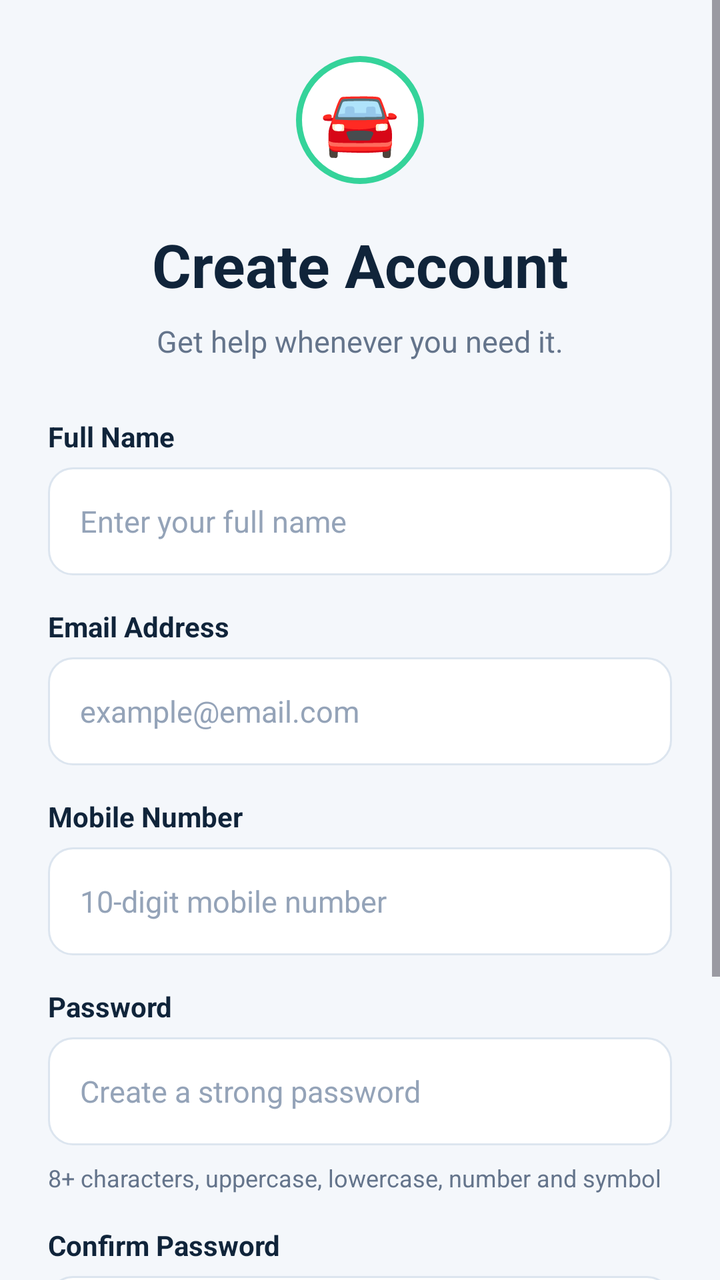
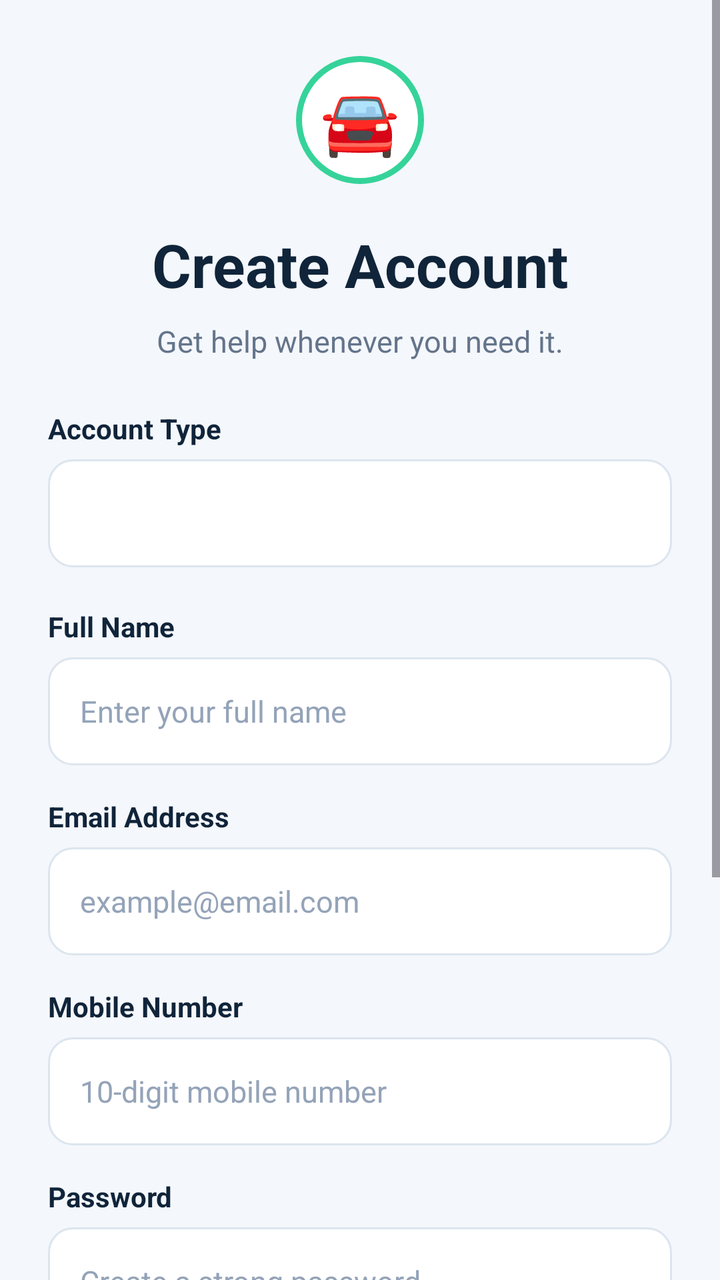

Compare the two renders of this Android layout. The source of the first and the diff that turns it into the second are given below.
<!-- AndroidManifest.xml: application theme Theme.RoadsideAssistance -->
<!-- res/layout/activity_signup.xml -->
<?xml version="1.0" encoding="utf-8"?>
<ScrollView xmlns:android="http://schemas.android.com/apk/res/android"
    android:layout_width="match_parent"
    android:layout_height="match_parent"
    android:background="#F4F7FB"
    android:fillViewport="true"
    android:clipToPadding="false">

    <LinearLayout
        android:layout_width="match_parent"
        android:layout_height="wrap_content"
        android:orientation="vertical"
        android:paddingStart="24dp"
        android:paddingEnd="24dp"
        android:paddingTop="28dp"
        android:paddingBottom="32dp">

        
        <TextView
            android:layout_width="64dp"
            android:layout_height="64dp"
            android:layout_gravity="center_horizontal"
            android:background="@drawable/splash_logo_bg"
            android:gravity="center"
            android:text="🚘"
            android:textSize="32sp"
            android:contentDescription="Roadside assistance logo" />

        <TextView
            android:layout_width="match_parent"
            android:layout_height="wrap_content"
            android:layout_marginTop="20dp"
            android:gravity="center"
            android:text="Create Account"
            android:textColor="#10243A"
            android:textSize="30sp"
            android:textStyle="bold" />

        <TextView
            android:layout_width="match_parent"
            android:layout_height="wrap_content"
            android:layout_marginTop="8dp"
            android:layout_marginBottom="28dp"
            android:gravity="center"
            android:text="Get help whenever you need it."
            android:textColor="#64748B"
            android:textSize="15sp" />

        
        <TextView
            android:layout_width="match_parent"
            android:layout_height="wrap_content"
            android:layout_marginBottom="6dp"
            android:text="Full Name"
            android:textColor="#10243A"
            android:textStyle="bold"
            android:textSize="14sp" />

        <EditText
            android:id="@+id/etName"
            android:layout_width="match_parent"
            android:layout_height="54dp"
            android:layout_marginBottom="16dp"
            android:background="@drawable/signup_input_bg"
            android:hint="Enter your full name"
            android:inputType="textPersonName|textCapWords"
            android:paddingStart="16dp"
            android:paddingEnd="16dp"
            android:singleLine="true"
            android:textColor="#10243A"
            android:textColorHint="#94A3B8"
            android:textSize="15sp" />

        
        <TextView
            android:layout_width="match_parent"
            android:layout_height="wrap_content"
            android:layout_marginBottom="6dp"
            android:text="Email Address"
            android:textColor="#10243A"
            android:textStyle="bold"
            android:textSize="14sp" />

        <EditText
            android:id="@+id/etEmail"
            android:layout_width="match_parent"
            android:layout_height="54dp"
            android:layout_marginBottom="16dp"
            android:background="@drawable/signup_input_bg"
            android:hint="example@email.com"
            android:inputType="textEmailAddress"
            android:paddingStart="16dp"
            android:paddingEnd="16dp"
            android:singleLine="true"
            android:textColor="#10243A"
            android:textColorHint="#94A3B8"
            android:textSize="15sp" />

        
        <TextView
            android:layout_width="match_parent"
            android:layout_height="wrap_content"
            android:layout_marginBottom="6dp"
            android:text="Mobile Number"
            android:textColor="#10243A"
            android:textStyle="bold"
            android:textSize="14sp" />

        <EditText
            android:id="@+id/etPhone"
            android:layout_width="match_parent"
            android:layout_height="54dp"
            android:layout_marginBottom="16dp"
            android:background="@drawable/signup_input_bg"
            android:hint="10-digit mobile number"
            android:inputType="phone"
            android:maxLength="10"
            android:paddingStart="16dp"
            android:paddingEnd="16dp"
            android:singleLine="true"
            android:textColor="#10243A"
            android:textColorHint="#94A3B8"
            android:textSize="15sp" />

        
        <TextView
            android:layout_width="match_parent"
            android:layout_height="wrap_content"
            android:layout_marginBottom="6dp"
            android:text="Password"
            android:textColor="#10243A"
            android:textStyle="bold"
            android:textSize="14sp" />

        <EditText
            android:id="@+id/etPassword"
            android:layout_width="match_parent"
            android:layout_height="54dp"
            android:layout_marginBottom="8dp"
            android:background="@drawable/signup_input_bg"
            android:hint="Create a strong password"
            android:inputType="textPassword"
            android:paddingStart="16dp"
            android:paddingEnd="16dp"
            android:singleLine="true"
            android:textColor="#10243A"
            android:textColorHint="#94A3B8"
            android:textSize="15sp" />

        <TextView
            android:layout_width="match_parent"
            android:layout_height="wrap_content"
            android:layout_marginBottom="16dp"
            android:text="8+ characters, uppercase, lowercase, number and symbol"
            android:textColor="#64748B"
            android:textSize="12sp" />

        
        <TextView
            android:layout_width="match_parent"
            android:layout_height="wrap_content"
            android:layout_marginBottom="6dp"
            android:text="Confirm Password"
            android:textColor="#10243A"
            android:textStyle="bold"
            android:textSize="14sp" />

        <EditText
            android:id="@+id/etConfirmPassword"
            android:layout_width="match_parent"
            android:layout_height="54dp"
            android:layout_marginBottom="24dp"
            android:background="@drawable/signup_input_bg"
            android:hint="Re-enter your password"
            android:inputType="textPassword"
            android:paddingStart="16dp"
            android:paddingEnd="16dp"
            android:singleLine="true"
            android:textColor="#10243A"
            android:textColorHint="#94A3B8"
            android:textSize="15sp" />

        
        <Button
            android:id="@+id/btnSignup"
            android:layout_width="match_parent"
            android:layout_height="56dp"
            android:backgroundTint="#10243A"
            android:text="CREATE ACCOUNT"
            android:textAllCaps="false"
            android:textColor="#FFFFFF"
            android:textSize="16sp"
            android:textStyle="bold" />

        
        <TextView
            android:id="@+id/tvSignupMessage"
            android:layout_width="match_parent"
            android:layout_height="wrap_content"
            android:layout_marginTop="16dp"
            android:gravity="center"
            android:textColor="#C62828"
            android:textSize="14sp" />

    </LinearLayout>

</ScrollView>
<!-- resources referenced by this layout -->
<resources>
  <!-- drawable signup_input_bg (drawable) -->
  <?xml version="1.0" encoding="utf-8"?>
  <shape xmlns:android="http://schemas.android.com/apk/res/android"
      android:shape="rectangle">
  
      <solid android:color="#FFFFFF" />
  
      <corners android:radius="12dp" />
  
      <stroke
          android:width="1dp"
          android:color="#DCE5EF" />
  
  </shape>
  <!-- drawable splash_logo_bg (drawable) -->
  <?xml version="1.0" encoding="utf-8"?>
  <shape xmlns:android="http://schemas.android.com/apk/res/android"
      android:shape="oval">
      <solid android:color="#FFFFFF"/>
      <stroke
          android:width="3dp"
          android:color="#35D39A"/>
  </shape>
  <style name="Theme.RoadsideAssistance" parent="Base.Theme.RoadsideAssistance" />
  <style name="Base.Theme.RoadsideAssistance" parent="Theme.Material3.DayNight.NoActionBar">
          
          
      </style>
</resources>

<!-- the commit's change to res/layout/activity_signup.xml (unified diff, before → after) -->
@@ -26,6 +26,7 @@
             android:textSize="32sp"
             android:contentDescription="Roadside assistance logo" />
 
+        
         <TextView
             android:layout_width="match_parent"
             android:layout_height="wrap_content"
@@ -40,7 +41,7 @@
             android:layout_width="match_parent"
             android:layout_height="wrap_content"
             android:layout_marginTop="8dp"
-            android:layout_marginBottom="28dp"
+            android:layout_marginBottom="24dp"
             android:gravity="center"
             android:text="Get help whenever you need it."
             android:textColor="#64748B"
@@ -51,134 +52,176 @@
             android:layout_width="match_parent"
             android:layout_height="wrap_content"
             android:layout_marginBottom="6dp"
-            android:text="Full Name"
+            android:text="Account Type"
             android:textColor="#10243A"
             android:textStyle="bold"
             android:textSize="14sp" />
 
-        <EditText
-            android:id="@+id/etName"
+        
+        <Spinner
+            android:id="@+id/spinnerAccountType"
             android:layout_width="match_parent"
             android:layout_height="54dp"
+            android:layout_marginBottom="20dp"
+            android:background="@drawable/signup_input_bg"
+            android:paddingStart="12dp"
+            android:paddingEnd="12dp"
+            android:spinnerMode="dropdown" />
+
+        
+        <TextView
+            android:id="@+id/tvAccountTypeMessage"
+            android:layout_width="match_parent"
+            android:layout_height="wrap_content"
             android:layout_marginBottom="16dp"
-            android:background="@drawable/signup_input_bg"
-            android:hint="Enter your full name"
-            android:inputType="textPersonName|textCapWords"
-            android:paddingStart="16dp"
-            android:paddingEnd="16dp"
-            android:singleLine="true"
-            android:textColor="#10243A"
-            android:textColorHint="#94A3B8"
-            android:textSize="15sp" />
-
-        
-        <TextView
-            android:layout_width="match_parent"
-            android:layout_height="wrap_content"
-            android:layout_marginBottom="6dp"
-            android:text="Email Address"
-            android:textColor="#10243A"
-            android:textStyle="bold"
-            android:textSize="14sp" />
-
-        <EditText
-            android:id="@+id/etEmail"
-            android:layout_width="match_parent"
-            android:layout_height="54dp"
-            android:layout_marginBottom="16dp"
-            android:background="@drawable/signup_input_bg"
-            android:hint="example@email.com"
-            android:inputType="textEmailAddress"
-            android:paddingStart="16dp"
-            android:paddingEnd="16dp"
-            android:singleLine="true"
-            android:textColor="#10243A"
-            android:textColorHint="#94A3B8"
-            android:textSize="15sp" />
-
-        
-        <TextView
-            android:layout_width="match_parent"
-            android:layout_height="wrap_content"
-            android:layout_marginBottom="6dp"
-            android:text="Mobile Number"
-            android:textColor="#10243A"
-            android:textStyle="bold"
-            android:textSize="14sp" />
-
-        <EditText
-            android:id="@+id/etPhone"
-            android:layout_width="match_parent"
-            android:layout_height="54dp"
-            android:layout_marginBottom="16dp"
-            android:background="@drawable/signup_input_bg"
-            android:hint="10-digit mobile number"
-            android:inputType="phone"
-            android:maxLength="10"
-            android:paddingStart="16dp"
-            android:paddingEnd="16dp"
-            android:singleLine="true"
-            android:textColor="#10243A"
-            android:textColorHint="#94A3B8"
-            android:textSize="15sp" />
-
-        
-        <TextView
-            android:layout_width="match_parent"
-            android:layout_height="wrap_content"
-            android:layout_marginBottom="6dp"
-            android:text="Password"
-            android:textColor="#10243A"
-            android:textStyle="bold"
-            android:textSize="14sp" />
-
-        <EditText
-            android:id="@+id/etPassword"
-            android:layout_width="match_parent"
-            android:layout_height="54dp"
-            android:layout_marginBottom="8dp"
-            android:background="@drawable/signup_input_bg"
-            android:hint="Create a strong password"
-            android:inputType="textPassword"
-            android:paddingStart="16dp"
-            android:paddingEnd="16dp"
-            android:singleLine="true"
-            android:textColor="#10243A"
-            android:textColorHint="#94A3B8"
-            android:textSize="15sp" />
-
-        <TextView
-            android:layout_width="match_parent"
-            android:layout_height="wrap_content"
-            android:layout_marginBottom="16dp"
-            android:text="8+ characters, uppercase, lowercase, number and symbol"
-            android:textColor="#64748B"
-            android:textSize="12sp" />
-
-        
-        <TextView
-            android:layout_width="match_parent"
-            android:layout_height="wrap_content"
-            android:layout_marginBottom="6dp"
-            android:text="Confirm Password"
-            android:textColor="#10243A"
-            android:textStyle="bold"
-            android:textSize="14sp" />
-
-        <EditText
-            android:id="@+id/etConfirmPassword"
-            android:layout_width="match_parent"
-            android:layout_height="54dp"
-            android:layout_marginBottom="24dp"
-            android:background="@drawable/signup_input_bg"
-            android:hint="Re-enter your password"
-            android:inputType="textPassword"
-            android:paddingStart="16dp"
-            android:paddingEnd="16dp"
-            android:singleLine="true"
-            android:textColor="#10243A"
-            android:textColorHint="#94A3B8"
-            android:textSize="15sp" />
+            android:gravity="center"
+            android:textColor="#C62828"
+            android:textSize="14sp"
+            android:visibility="gone" />
+
+        
+        <LinearLayout
+            android:id="@+id/customerFormContainer"
+            android:layout_width="match_parent"
+            android:layout_height="wrap_content"
+            android:orientation="vertical">
+
+            
+            <TextView
+                android:layout_width="match_parent"
+                android:layout_height="wrap_content"
+                android:layout_marginBottom="6dp"
+                android:text="Full Name"
+                android:textColor="#10243A"
+                android:textStyle="bold"
+                android:textSize="14sp" />
+
+            <EditText
+                android:id="@+id/etName"
+                android:layout_width="match_parent"
+                android:layout_height="54dp"
+                android:layout_marginBottom="16dp"
+                android:background="@drawable/signup_input_bg"
+                android:hint="Enter your full name"
+                android:inputType="textPersonName|textCapWords"
+                android:paddingStart="16dp"
+                android:paddingEnd="16dp"
+                android:singleLine="true"
+                android:textColor="#10243A"
+                android:textColorHint="#94A3B8"
+                android:textSize="15sp" />
+
+            
+            <TextView
+                android:layout_width="match_parent"
+                android:layout_height="wrap_content"
+                android:layout_marginBottom="6dp"
+                android:text="Email Address"
+                android:textColor="#10243A"
+                android:textStyle="bold"
+                android:textSize="14sp" />
+
+            <EditText
+                android:id="@+id/etEmail"
+                android:layout_width="match_parent"
+                android:layout_height="54dp"
+                android:layout_marginBottom="16dp"
+                android:background="@drawable/signup_input_bg"
+                android:hint="example@email.com"
+                android:inputType="textEmailAddress"
+                android:paddingStart="16dp"
+                android:paddingEnd="16dp"
+                android:singleLine="true"
+                android:textColor="#10243A"
+                android:textColorHint="#94A3B8"
+                android:textSize="15sp" />
+
+            
+            <TextView
+                android:layout_width="match_parent"
+                android:layout_height="wrap_content"
+                android:layout_marginBottom="6dp"
+                android:text="Mobile Number"
+                android:textColor="#10243A"
+                android:textStyle="bold"
+                android:textSize="14sp" />
+
+            <EditText
+                android:id="@+id/etPhone"
+                android:layout_width="match_parent"
+                android:layout_height="54dp"
+                android:layout_marginBottom="16dp"
+                android:background="@drawable/signup_input_bg"
+                android:hint="10-digit mobile number"
+                android:inputType="phone"
+                android:maxLength="10"
+                android:paddingStart="16dp"
+                android:paddingEnd="16dp"
+                android:singleLine="true"
+                android:textColor="#10243A"
+                android:textColorHint="#94A3B8"
+                android:textSize="15sp" />
+
+            
+            <TextView
+                android:layout_width="match_parent"
+                android:layout_height="wrap_content"
+                android:layout_marginBottom="6dp"
+                android:text="Password"
+                android:textColor="#10243A"
+                android:textStyle="bold"
+                android:textSize="14sp" />
+
+            <EditText
+                android:id="@+id/etPassword"
+                android:layout_width="match_parent"
+                android:layout_height="54dp"
+                android:layout_marginBottom="8dp"
+                android:background="@drawable/signup_input_bg"
+                android:hint="Create a strong password"
+                android:inputType="textPassword"
+                android:paddingStart="16dp"
+                android:paddingEnd="16dp"
+                android:singleLine="true"
+                android:textColor="#10243A"
+                android:textColorHint="#94A3B8"
+                android:textSize="15sp" />
+
+            
+            <TextView
+                android:layout_width="match_parent"
+                android:layout_height="wrap_content"
+                android:layout_marginBottom="16dp"
+                android:text="8+ characters, uppercase, lowercase, number and symbol"
+                android:textColor="#64748B"
+                android:textSize="12sp" />
+
+            
+            <TextView
+                android:layout_width="match_parent"
+                android:layout_height="wrap_content"
+                android:layout_marginBottom="6dp"
+                android:text="Confirm Password"
+                android:textColor="#10243A"
+                android:textStyle="bold"
+                android:textSize="14sp" />
+
+            <EditText
+                android:id="@+id/etConfirmPassword"
+                android:layout_width="match_parent"
+                android:layout_height="54dp"
+                android:layout_marginBottom="24dp"
+                android:background="@drawable/signup_input_bg"
+                android:hint="Re-enter your password"
+                android:inputType="textPassword"
+                android:paddingStart="16dp"
+                android:paddingEnd="16dp"
+                android:singleLine="true"
+                android:textColor="#10243A"
+                android:textColorHint="#94A3B8"
+                android:textSize="15sp" />
+
+        </LinearLayout>
 
         
         <Button
@@ -186,7 +229,7 @@
             android:layout_width="match_parent"
             android:layout_height="56dp"
             android:backgroundTint="#10243A"
-            android:text="CREATE ACCOUNT"
+            android:text="CREATE CUSTOMER ACCOUNT"
             android:textAllCaps="false"
             android:textColor="#FFFFFF"
             android:textSize="16sp"
